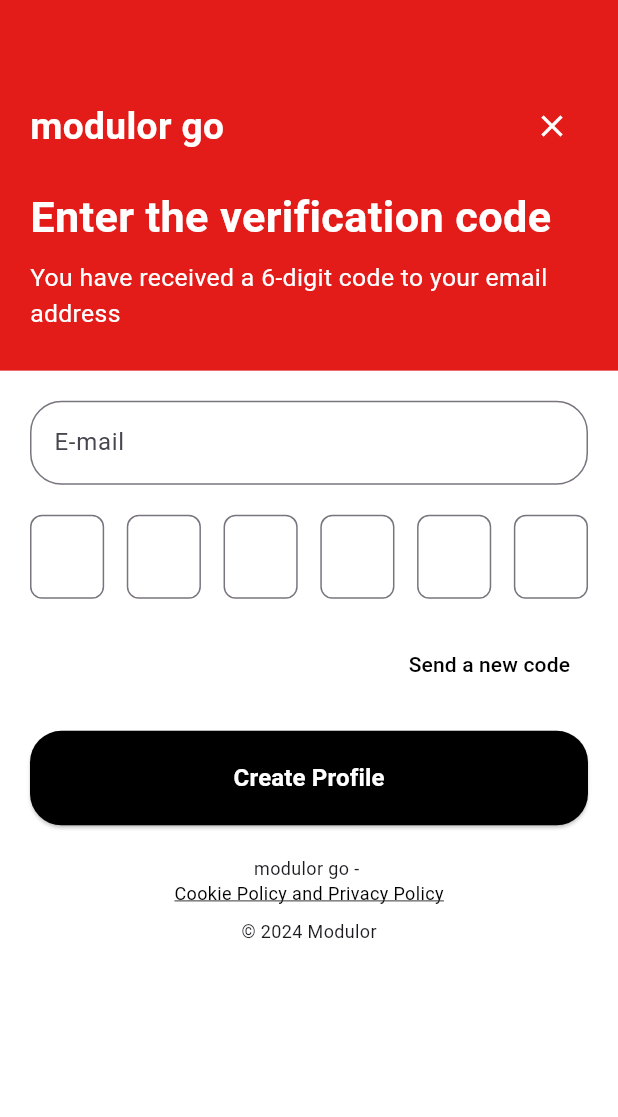
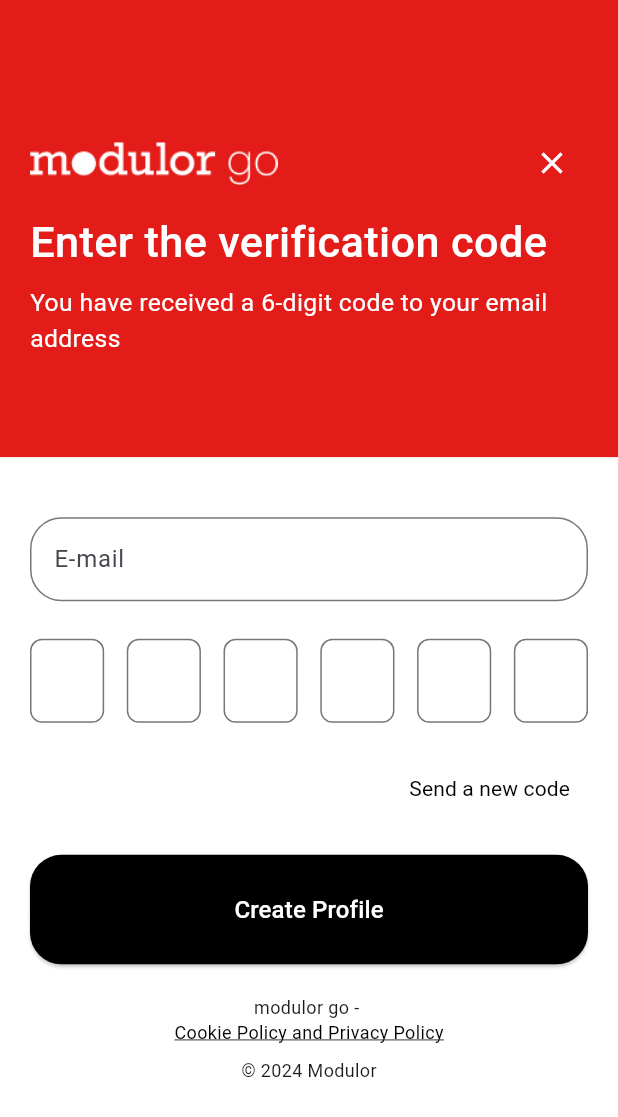
Before and after one commit to MatusOremus123/ModularGO, a Flutter app: the VerificationScreen screen opened directly, on a phone screen of 412 x 824 dp. Shown: the top 1117 px of the screen. Run offline on Flutter 3.47's test engine with Material 3 defaults, Android fonts, the light colour scheme and no system bars.

Commit message:
Verification update

```diff
--- a/lib/screens/VerificationScreen.dart
+++ b/lib/screens/VerificationScreen.dart
@@ -22,22 +22,18 @@
           Container(
             color: Color(0xFFE31C19),
             width: screenWidth,
-            height: screenHeight * 0.3,
+            height: screenHeight * 0.37,
             padding: EdgeInsets.symmetric(horizontal: 20, vertical: 19),
             child: Column(
               crossAxisAlignment: CrossAxisAlignment.start,
               children: [
-                SizedBox(height: screenHeight * 0.05),
+                SizedBox(height: screenHeight * 0.08),
                 Row(
                   children: [
-                    // Logo
-                    Text(
-                      "modulor go",
-                      style: TextStyle(
-                        fontSize: screenHeight * 0.03,
-                        color: Colors.white,
-                        fontWeight: FontWeight.bold,
-                      ),
+                    // Replace "modulor go" text with a PNG image
+                    Image.asset(
+                      'assets/MODULAR.png', // Replace with your actual asset path
+                      height: screenHeight * 0.035,
                     ),
                     Spacer(),
                     IconButton(
@@ -48,13 +44,13 @@
                     ),
                   ],
                 ),
-                SizedBox(height: screenHeight * 0.02),
+                SizedBox(height: screenHeight * 0.01),
                 Text(
                   "Enter the verification code",
                   style: TextStyle(
                     fontFamily: 'Roboto',
                     fontSize: screenHeight * 0.035,
-                    fontWeight: FontWeight.bold,
+                    fontWeight: FontWeight.w500,
                     color: Colors.white,
                   ),
                 ),
@@ -64,6 +60,7 @@
                   style: TextStyle(
                     fontFamily: 'Roboto',
                     fontSize: screenHeight * 0.02,
+                    fontWeight: FontWeight.w400, // Regular weight
                     color: Colors.white,
                   ),
                 ),
@@ -78,7 +75,7 @@
               child: SingleChildScrollView(
                 child: Column(
                   children: [
-                    SizedBox(height: 20),
+                    SizedBox(height: 40),
                     // Email Input
                     TextField(
                       controller: emailController,
@@ -89,7 +86,7 @@
                         ),
                       ),
                     ),
-                    SizedBox(height: 20),
+                    SizedBox(height: 25),
                     // Code Input Fields
                     Row(
                       mainAxisAlignment: MainAxisAlignment.spaceBetween,
@@ -121,7 +118,10 @@
                         },
                         child: Text(
                           "Send a new code",
-                          style: TextStyle(color: Colors.black),
+                          style: TextStyle(
+                            color: Colors.black,
+                            fontWeight: FontWeight.w400, // Regular weight
+                          ),
                         ),
                       ),
                     ),
@@ -134,7 +134,7 @@
                       },
                       style: ElevatedButton.styleFrom(
                         backgroundColor: Colors.black,
-                        padding: EdgeInsets.symmetric(vertical: 20),
+                        padding: EdgeInsets.symmetric(vertical: 25),
                         minimumSize: Size(double.infinity, 50),
                         shape: RoundedRectangleBorder(
                           borderRadius: BorderRadius.circular(21),
@@ -145,7 +145,7 @@
                         style: TextStyle(
                           fontFamily: 'Roboto',
                           fontSize: 16,
-                          fontWeight: FontWeight.bold,
+                          fontWeight: FontWeight.w500, // Medium weight
                           color: Colors.white,
                         ),
                       ),
@@ -166,6 +166,7 @@
                             "Cookie Policy and Privacy Policy",
                             style: TextStyle(
                               fontSize: 12,
+                              fontWeight: FontWeight.w400, // Regular weight
                               color: Colors.black,
                               decoration: TextDecoration.underline,
                             ),
```
